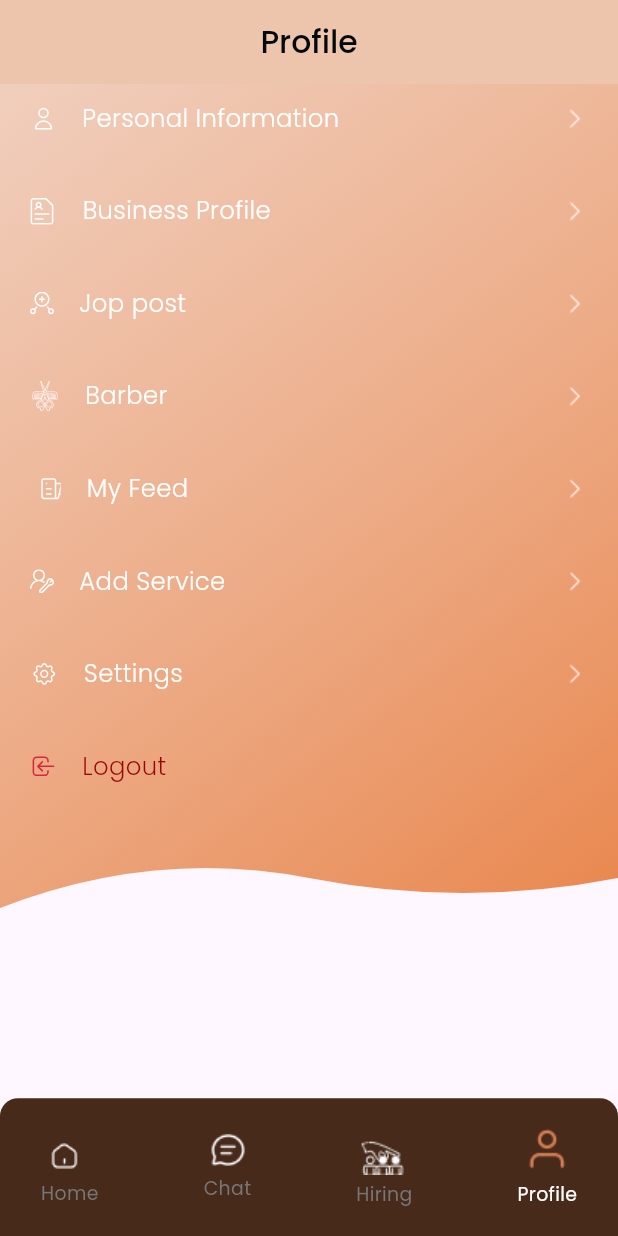
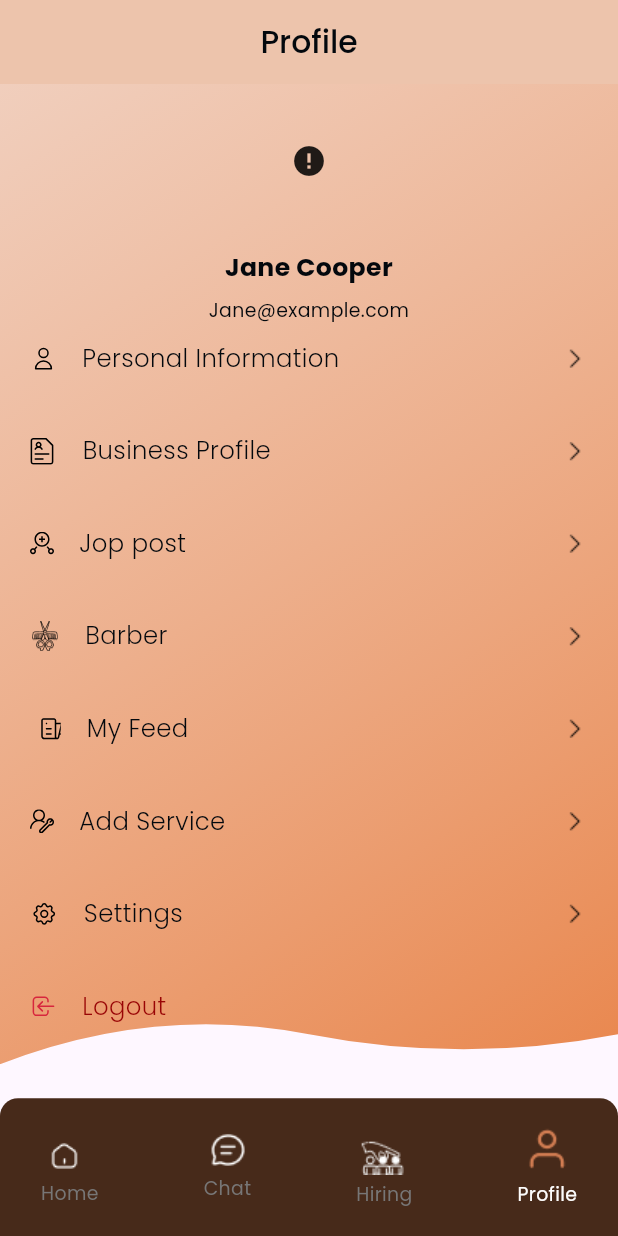
Before and after one commit to Masumraj1/barber_time, a Flutter app: the OwnerProfileScreen screen opened by its route, on a phone screen of 412 x 824 dp. Run offline on Flutter 3.47's test engine with Material 3 defaults, Android fonts, the phone set to English and light mode, and no system bars; drawn by our look-alikes of cached_network_image; our stand-ins replace flutter_chat_types, flutter_chat_ui, flutter_screenutil, flutter_spinkit, flutter_svg, fluttertoast and 7 more; accounts and stored records are empty; network calls fail.

Commit message:
owner profile complete

```diff
--- a/lib/app/view/common_widgets/custom_menu_card/custom_menu_card.dart
+++ b/lib/app/view/common_widgets/custom_menu_card/custom_menu_card.dart
@@ -68,13 +68,13 @@ class CustomMenuCard extends StatelessWidget {
                   text: text,
                   fontWeight: FontWeight.w300,
                   fontSize: 16.sp,
-                  color: isTextRed ? AppColors.red : AppColors.primary,
+                  color: isTextRed ? AppColors.red : AppColors.black,
                 ),
                 const Spacer(),
                 if (isArrow)
                   const SizedBox()
                 else
-                  Assets.icons.chevronRight.image(),
+                  Assets.icons.chevronRight.image(color: Colors.black),
               ],
             ),
           ),
--- a/lib/app/view/screens/owner/owner_profile/owner_profile_screen.dart
+++ b/lib/app/view/screens/owner/owner_profile/owner_profile_screen.dart
@@ -3,9 +3,11 @@ import 'package:barber_time/app/core/custom_assets/assets.gen.dart';
 import 'package:barber_time/app/core/route_path.dart';
 import 'package:barber_time/app/core/routes.dart';
 import 'package:barber_time/app/utils/app_colors.dart';
+import 'package:barber_time/app/utils/app_constants.dart';
 import 'package:barber_time/app/utils/app_strings.dart';
 import 'package:barber_time/app/utils/enums/user_role.dart';
 import 'package:barber_time/app/view/common_widgets/curved_Banner_clipper/curved_banner_clipper.dart';
+import 'package:barber_time/app/view/common_widgets/custom_network_image/custom_network_image.dart';
 import 'package:barber_time/app/view/common_widgets/custom_text/custom_text.dart';
 import 'package:barber_time/app/view/common_widgets/permission_button/permission_button.dart';
 import 'package:flutter/material.dart';
@@ -41,12 +43,14 @@ class OwnerProfileScreen extends StatelessWidget {
       ),
 
       ///============================ body ===============================
-      body:
-      ClipPath(
+      body: SingleChildScrollView(
+
+        child: ClipPath(
           clipper: CurvedBannerClipper(),
           child: Container(
+
             width: double.infinity,
-          height: MediaQuery.of(context).size.height / 1.5,
+            // height: MediaQuery.of(context).size.height / 1.4,
             decoration: const BoxDecoration(
               gradient: LinearGradient(
                 colors: [
@@ -62,6 +66,32 @@ class OwnerProfileScreen extends StatelessWidget {
               child: Column(
                 crossAxisAlignment: CrossAxisAlignment.start,
                 children: [
+                  //TOdo=====Header====
+                  Center(
+                      child: Column(
+                    children: [
+                      CustomNetworkImage(
+                          boxShape: BoxShape.circle,
+                          imageUrl: AppConstants.demoImage,
+                          height: 102,
+                          width: 102),
+                      const CustomText(
+                        top: 8,
+                        text: "Jane Cooper",
+                        fontWeight: FontWeight.w700,
+                        fontSize: 16,
+                        color: AppColors.black,
+                      ),
+                      const CustomText(
+                        top: 8,
+                        text: "Jane@example.com",
+                        fontWeight: FontWeight.w400,
+                        fontSize: 12,
+                        color: AppColors.black,
+                      ),
+                    ],
+                  )),
+
                   //TOdo=====personalInformation====
                   CustomMenuCard(
                     onTap: () {
@@ -70,41 +100,42 @@ class OwnerProfileScreen extends StatelessWidget {
                       );
                     },
                     text: AppStrings.personalInformation,
-                  icon: Assets.icons.personalInfo.svg(),
+                    icon: Assets.icons.personalInfo.svg(color: Colors.black),
                   ),
                   //=====businessProfile====
                   CustomMenuCard(
                     text: AppStrings.businessProfile,
-                  icon: Assets.icons.business.svg(),
+                    icon: Assets.icons.business.svg(color: Colors.black),
                   ),
                   //=====jobPost====
                   CustomMenuCard(
                     text: AppStrings.jobPost,
-                  icon: Assets.icons.job.svg(),
+                    icon: Assets.icons.job.svg(color: Colors.black),
                   ),
                   //=====barbersTime====
                   CustomMenuCard(
                     text: AppStrings.barber,
-                  icon: Assets.images.berber.image(height: 20),
+                    icon: Assets.images.berber
+                        .image(height: 20, color: Colors.black),
                   ),
                   //=====myFeedBack====
                   CustomMenuCard(
                     text: AppStrings.myFeedBack,
-                  icon: Assets.icons.myFeedBack.svg(),
+                    icon: Assets.icons.myFeedBack.svg(color: Colors.black),
                   ), //=====addService====
                   CustomMenuCard(
                     text: AppStrings.addService,
-                  icon: Assets.icons.addService.svg(),
+                    icon: Assets.icons.addService.svg(color: Colors.black),
                   ),
                   //=====barbersTime====
                   CustomMenuCard(
-                  onTap: (){
+                    onTap: () {
                       AppRouter.route.pushNamed(
                         RoutePath.settings,
                       );
                     },
                     text: AppStrings.settings,
-                  icon: Assets.icons.settings.svg(),
+                    icon: Assets.icons.settings.svg(color: Colors.black),
                   ),
                   //=====logOut====
                   CustomMenuCard(
@@ -126,7 +157,9 @@ class OwnerProfileScreen extends StatelessWidget {
                     text: AppStrings.logOut,
                     icon: Assets.icons.logout.svg(),
                   ),
+
                 ],
+              ),
             ),
           ),
         ),
```
Lines whose indentation alone changed are shown as unchanged.
